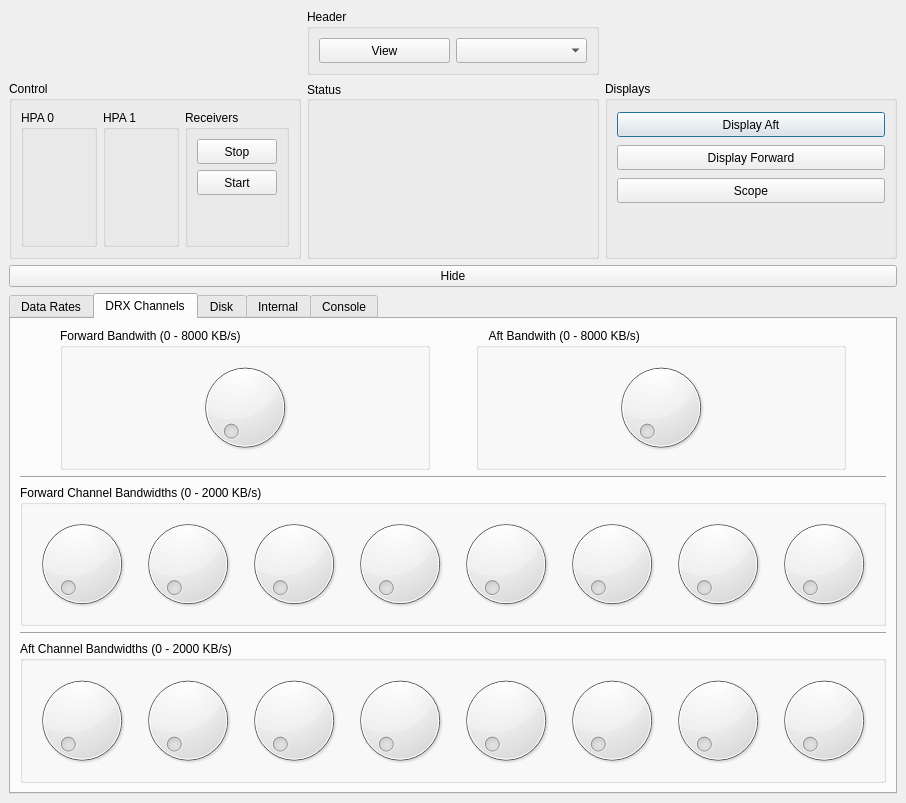
NCAR/eldora_instrument, file src/eldoragui/EldoraMain.ui: the form before one commit.
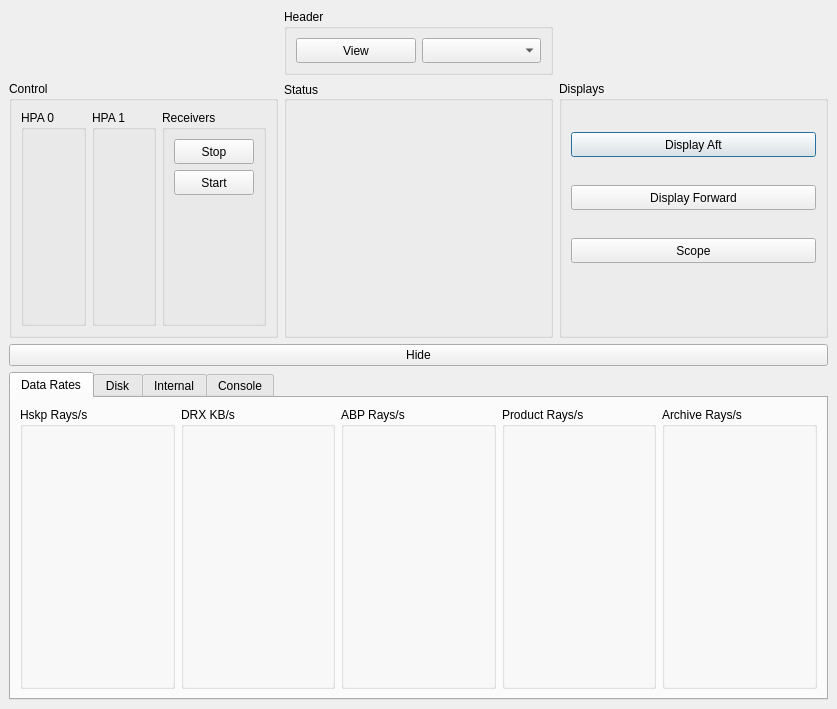
The form after the commit. The open tabs and pages were chosen to show the change.

Commit message: remove individual rr314 channel rate displays, since they are not ever examined and were constraining the ui.

```diff
--- a/src/eldoragui/EldoraMain.ui
+++ b/src/eldoragui/EldoraMain.ui
@@ -5,8 +5,8 @@
    <rect>
     <x>0</x>
     <y>0</y>
-    <width>904</width>
-    <height>803</height>
+    <width>837</width>
+    <height>709</height>
    </rect>
   </property>
   <property name="sizePolicy" >
@@ -382,8 +382,8 @@
     <widget class="QTabWidget" name="statusTab" >
      <property name="sizePolicy" >
       <sizepolicy>
-       <hsizetype>1</hsizetype>
-       <vsizetype>1</vsizetype>
+       <hsizetype>3</hsizetype>
+       <vsizetype>3</vsizetype>
        <horstretch>0</horstretch>
        <verstretch>0</verstretch>
       </sizepolicy>
@@ -405,12 +405,27 @@
        <property name="spacing" >
         <number>6</number>
        </property>
+       <item>
+        <widget class="QGroupBox" name="HskpRateBox" >
+         <property name="sizePolicy" >
+          <sizepolicy>
+           <hsizetype>3</hsizetype>
+           <vsizetype>3</vsizetype>
+           <horstretch>0</horstretch>
+           <verstretch>0</verstretch>
+          </sizepolicy>
+         </property>
+         <property name="title" >
+          <string>Hskp Rays/s</string>
+         </property>
+        </widget>
+       </item>
        <item>
         <widget class="QGroupBox" name="DRXRateBox" >
          <property name="sizePolicy" >
           <sizepolicy>
-           <hsizetype>1</hsizetype>
-           <vsizetype>1</vsizetype>
+           <hsizetype>3</hsizetype>
+           <vsizetype>3</vsizetype>
            <horstretch>0</horstretch>
            <verstretch>0</verstretch>
           </sizepolicy>
@@ -424,8 +439,8 @@
         <widget class="QGroupBox" name="ABPRateBox" >
          <property name="sizePolicy" >
           <sizepolicy>
-           <hsizetype>1</hsizetype>
-           <vsizetype>1</vsizetype>
+           <hsizetype>3</hsizetype>
+           <vsizetype>3</vsizetype>
            <horstretch>0</horstretch>
            <verstretch>0</verstretch>
           </sizepolicy>
@@ -439,8 +454,8 @@
         <widget class="QGroupBox" name="ProductRateBox" >
          <property name="sizePolicy" >
           <sizepolicy>
-           <hsizetype>1</hsizetype>
-           <vsizetype>1</vsizetype>
+           <hsizetype>3</hsizetype>
+           <vsizetype>3</vsizetype>
            <horstretch>0</horstretch>
            <verstretch>0</verstretch>
           </sizepolicy>
@@ -454,8 +469,8 @@
         <widget class="QGroupBox" name="ArchiveRateBox" >
          <property name="sizePolicy" >
           <sizepolicy>
-           <hsizetype>1</hsizetype>
-           <vsizetype>1</vsizetype>
+           <hsizetype>3</hsizetype>
+           <vsizetype>3</vsizetype>
            <horstretch>0</horstretch>
            <verstretch>0</verstretch>
           </sizepolicy>
@@ -467,299 +482,6 @@
        </item>
       </layout>
      </widget>
-     <widget class="QWidget" name="tab" >
-      <attribute name="title" >
-       <string>DRX Channels</string>
-      </attribute>
-      <attribute name="toolTip" >
-       <string>DRX RR314 data bandwidths per DMA channel</string>
-      </attribute>
-      <layout class="QVBoxLayout" >
-       <property name="margin" >
-        <number>9</number>
-       </property>
-       <property name="spacing" >
-        <number>6</number>
-       </property>
-       <item>
-        <layout class="QHBoxLayout" >
-         <property name="margin" >
-          <number>0</number>
-         </property>
-         <property name="spacing" >
-          <number>6</number>
-         </property>
-         <item>
-          <spacer>
-           <property name="orientation" >
-            <enum>Qt::Horizontal</enum>
-           </property>
-           <property name="sizeType" >
-            <enum>QSizePolicy::Minimum</enum>
-           </property>
-           <property name="sizeHint" >
-            <size>
-             <width>40</width>
-             <height>20</height>
-            </size>
-           </property>
-          </spacer>
-         </item>
-         <item>
-          <widget class="QGroupBox" name="groupBox" >
-           <property name="sizePolicy" >
-            <sizepolicy>
-             <hsizetype>1</hsizetype>
-             <vsizetype>1</vsizetype>
-             <horstretch>0</horstretch>
-             <verstretch>0</verstretch>
-            </sizepolicy>
-           </property>
-           <property name="title" >
-            <string>Forward Bandwith (0 - 8000 KB/s)</string>
-           </property>
-           <layout class="QVBoxLayout" >
-            <property name="margin" >
-             <number>9</number>
-            </property>
-            <property name="spacing" >
-             <number>6</number>
-            </property>
-            <item>
-             <widget class="QDial" name="forwardBWdial" >
-              <property name="enabled" >
-               <bool>true</bool>
-              </property>
-              <property name="orientation" >
-               <enum>Qt::Horizontal</enum>
-              </property>
-             </widget>
-            </item>
-           </layout>
-          </widget>
-         </item>
-         <item>
-          <spacer>
-           <property name="orientation" >
-            <enum>Qt::Horizontal</enum>
-           </property>
-           <property name="sizeType" >
-            <enum>QSizePolicy::Minimum</enum>
-           </property>
-           <property name="sizeHint" >
-            <size>
-             <width>40</width>
-             <height>20</height>
-            </size>
-           </property>
-          </spacer>
-         </item>
-         <item>
-          <widget class="QGroupBox" name="groupBox_2" >
-           <property name="title" >
-            <string>    Aft Bandwith (0 - 8000 KB/s)</string>
-           </property>
-           <layout class="QVBoxLayout" >
-            <property name="margin" >
-             <number>9</number>
-            </property>
-            <property name="spacing" >
-             <number>6</number>
-            </property>
-            <item>
-             <widget class="QDial" name="aftBWdial" >
-              <property name="sizePolicy" >
-               <sizepolicy>
-                <hsizetype>1</hsizetype>
-                <vsizetype>1</vsizetype>
-                <horstretch>0</horstretch>
-                <verstretch>0</verstretch>
-               </sizepolicy>
-              </property>
-              <property name="orientation" >
-               <enum>Qt::Horizontal</enum>
-              </property>
-             </widget>
-            </item>
-           </layout>
-          </widget>
-         </item>
-         <item>
-          <spacer>
-           <property name="orientation" >
-            <enum>Qt::Horizontal</enum>
-           </property>
-           <property name="sizeType" >
-            <enum>QSizePolicy::Minimum</enum>
-           </property>
-           <property name="sizeHint" >
-            <size>
-             <width>40</width>
-             <height>20</height>
-            </size>
-           </property>
-          </spacer>
-         </item>
-        </layout>
-       </item>
-       <item>
-        <widget class="Line" name="line_2" >
-         <property name="orientation" >
-          <enum>Qt::Horizontal</enum>
-         </property>
-        </widget>
-       </item>
-       <item>
-        <widget class="QGroupBox" name="forwardDials" >
-         <property name="title" >
-          <string>Forward Channel Bandwidths (0 - 2000 KB/s)</string>
-         </property>
-         <layout class="QHBoxLayout" >
-          <property name="margin" >
-           <number>9</number>
-          </property>
-          <property name="spacing" >
-           <number>6</number>
-          </property>
-          <item>
-           <widget class="QDial" name="dial" >
-            <property name="orientation" >
-             <enum>Qt::Horizontal</enum>
-            </property>
-           </widget>
-          </item>
-          <item>
-           <widget class="QDial" name="dial_2" >
-            <property name="orientation" >
-             <enum>Qt::Horizontal</enum>
-            </property>
-           </widget>
-          </item>
-          <item>
-           <widget class="QDial" name="dial_3" >
-            <property name="orientation" >
-             <enum>Qt::Horizontal</enum>
-            </property>
-           </widget>
-          </item>
-          <item>
-           <widget class="QDial" name="dial_4" >
-            <property name="orientation" >
-             <enum>Qt::Horizontal</enum>
-            </property>
-           </widget>
-          </item>
-          <item>
-           <widget class="QDial" name="dial_5" >
-            <property name="orientation" >
-             <enum>Qt::Horizontal</enum>
-            </property>
-           </widget>
-          </item>
-          <item>
-           <widget class="QDial" name="dial_6" >
-            <property name="orientation" >
-             <enum>Qt::Horizontal</enum>
-            </property>
-           </widget>
-          </item>
-          <item>
-           <widget class="QDial" name="dial_7" >
-            <property name="orientation" >
-             <enum>Qt::Horizontal</enum>
-            </property>
-           </widget>
-          </item>
-          <item>
-           <widget class="QDial" name="dial_8" >
-            <property name="orientation" >
-             <enum>Qt::Horizontal</enum>
-            </property>
-           </widget>
-          </item>
-         </layout>
-        </widget>
-       </item>
-       <item>
-        <widget class="Line" name="line" >
-         <property name="orientation" >
-          <enum>Qt::Horizontal</enum>
-         </property>
-        </widget>
-       </item>
-       <item>
-        <widget class="QGroupBox" name="aftDials" >
-         <property name="title" >
-          <string>Aft Channel Bandwidths (0 - 2000 KB/s)</string>
-         </property>
-         <layout class="QHBoxLayout" >
-          <property name="margin" >
-           <number>9</number>
-          </property>
-          <property name="spacing" >
-           <number>6</number>
-          </property>
-          <item>
-           <widget class="QDial" name="dial_9" >
-            <property name="orientation" >
-             <enum>Qt::Horizontal</enum>
-            </property>
-           </widget>
-          </item>
-          <item>
-           <widget class="QDial" name="dial_10" >
-            <property name="orientation" >
-             <enum>Qt::Horizontal</enum>
-            </property>
-           </widget>
-          </item>
-          <item>
-           <widget class="QDial" name="dial_11" >
-            <property name="orientation" >
-             <enum>Qt::Horizontal</enum>
-            </property>
-           </widget>
-          </item>
-          <item>
-           <widget class="QDial" name="dial_12" >
-            <property name="orientation" >
-             <enum>Qt::Horizontal</enum>
-            </property>
-           </widget>
-          </item>
-          <item>
-           <widget class="QDial" name="dial_13" >
-            <property name="orientation" >
-             <enum>Qt::Horizontal</enum>
-            </property>
-           </widget>
-          </item>
-          <item>
-           <widget class="QDial" name="dial_14" >
-            <property name="orientation" >
-             <enum>Qt::Horizontal</enum>
-            </property>
-           </widget>
-          </item>
-          <item>
-           <widget class="QDial" name="dial_15" >
-            <property name="orientation" >
-             <enum>Qt::Horizontal</enum>
-            </property>
-           </widget>
-          </item>
-          <item>
-           <widget class="QDial" name="dial_16" >
-            <property name="orientation" >
-             <enum>Qt::Horizontal</enum>
-            </property>
-           </widget>
-          </item>
-         </layout>
-        </widget>
-       </item>
-      </layout>
-     </widget>
      <widget class="QWidget" name="tab_4" >
       <attribute name="title" >
        <string>Disk</string>
```
Left out of the diff: 15 changed lines with no effect on the pictures. The commit also changes 2 other files.
